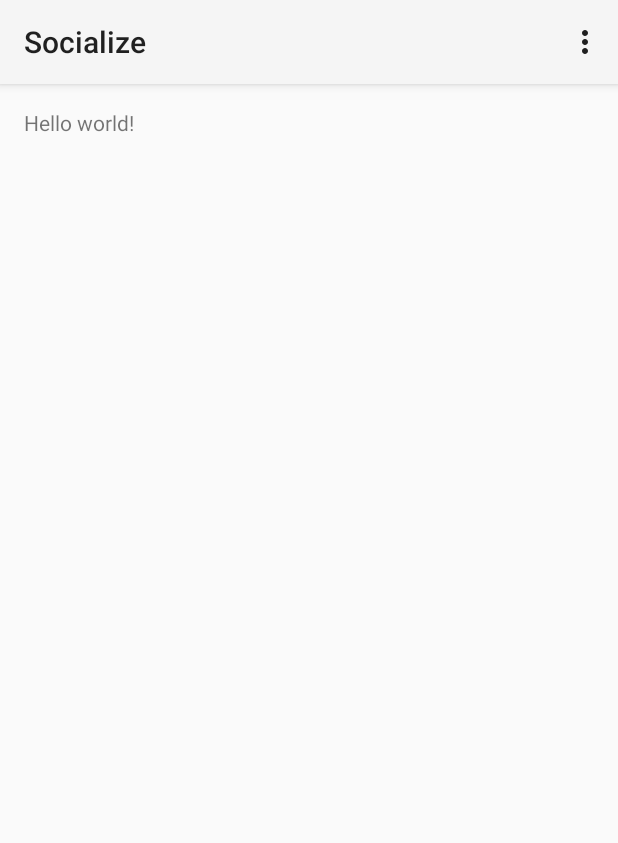
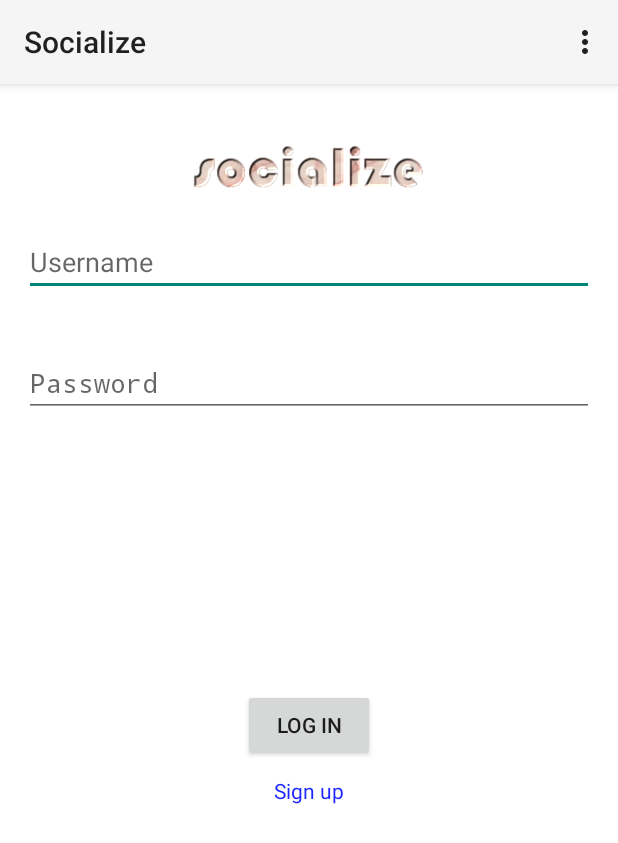
Before and after one commit to etheone/tdp028, an Android app: the screen it shows after launch (StartActivity), on a phone screen of 412 x 824 dp. Shown: the top 843 px of the screen. Run offline under Robolectric (Android 15) with nearby library versions, the phone set to English and light mode, and no system bars; libraries missing offline, so code that uses them is left out: com.parse; 2 statements that could not run were skipped.

Commit message:
Signup and Login working fairly well. TODO: Keyboard management and redirect to logged in state/activity when login/signup occurs

```diff
--- a/TDP028_2015/app/src/main/java/com/example/emil/socialize/StartActivity.java
+++ b/TDP028_2015/app/src/main/java/com/example/emil/socialize/StartActivity.java
@@ -2,21 +2,150 @@ package com.example.emil.socialize;
 
 import android.app.Activity;
 import android.os.Bundle;
+import android.util.Log;
 import android.view.Menu;
 import android.view.MenuItem;
+import android.view.View;
+import android.widget.Button;
+import android.widget.EditText;
+import android.widget.TextView;
+import android.widget.Toast;
 
-import com.parse.ParseObject;
+import com.parse.LogInCallback;
+import com.parse.ParseException;
+import com.parse.ParseUser;
+import com.parse.SignUpCallback;
 
-public class StartActivity extends Activity {
+import bolts.Task;
+
+public class StartActivity extends Activity implements View.OnClickListener {
+
+    EditText usernameField;
+    EditText passwordField;
+    EditText emailField;
+    EditText nameField;
+    Button signUpButton;
+    TextView changeMode;
+
+    Boolean signUpMode;
+
+    @Override
+    public void onClick(View v) {
+
+        if (v.getId() == R.id.changeMode) {
+
+            Log.i("AppInfo", "Changed mode");
+            if(signUpMode == true) {
+
+                signUpMode = false;
+                changeMode.setText("Sign up");
+                signUpButton.setText("Log in");
+                emailField.setVisibility(View.INVISIBLE);
+                nameField.setVisibility(View.INVISIBLE);
+
+
+            } else {
+                signUpMode = true;
+                changeMode.setText("Log in");
+                signUpButton.setText("Sign up");
+                emailField.setVisibility(View.VISIBLE);
+                nameField.setVisibility(View.VISIBLE);
+
+
+            }
+
+        }
+
+    }
+
+    public void signUpOrLogin(View view) {
+
+        Log.i("AppInfo", String.valueOf(usernameField.getText()));
+        Log.i("AppInfo", String.valueOf(passwordField.getText()));
+        Log.i("AppInfo", String.valueOf(nameField.getText()));
+        Log.i("AppInfo", String.valueOf(emailField.getText()));
+
+        if (signUpMode == true) {
+
+
+            ParseUser user = new ParseUser();
+            user.setUsername(String.valueOf(usernameField.getText()));
+            if (emailField.getText() != null) {
+
+                user.setEmail(String.valueOf(emailField.getText()));
+
+            }
+
+            if (nameField.getText() != null) {
+
+                user.put("name", String.valueOf(nameField.getText()));
+
+            }
+
+            user.setPassword(String.valueOf(passwordField.getText()));
+
+            user.signUpInBackground(new SignUpCallback() {
+                @Override
+                public void done(ParseException e) {
+                    if (e == null) {
+
+                        Log.i("AppInfo", "Signup successful");
+
+                    } else {
+
+                        //e.printStackTrace();
+                        Toast.makeText(getApplicationContext(), e.getMessage().substring(e.getMessage().indexOf(" ")), Toast.LENGTH_SHORT).show();
+                        Log.i("AppInfo", "Signup failed");
+                    }
+                }
+            });
+        } else {
+
+            ParseUser.logInInBackground(String.valueOf(usernameField.getText()), String.valueOf(passwordField.getText()), new LogInCallback() {
+                @Override
+                public void done(ParseUser user, ParseException e) {
+                    if(user != null) {
+
+                        Log.i("AppInfo", "Login successful");
+
+                    } else {
+
+                        Log.i("AppInfo", "Login failed");
+                        //e.printStackTrace();
+                        //TODO More informative error messages displayed to users.
+                        Toast.makeText(getApplicationContext(), e.getMessage(), Toast.LENGTH_SHORT).show();
+
+                    }
+                }
+            });
+
+        }
+
+    }
 
     @Override
     protected void onCreate(Bundle savedInstanceState) {
         super.onCreate(savedInstanceState);
-        setContentView(R.layout.activity_main);
+        setContentView(R.layout.activity_start);
 
         /*ParseObject testObject = new ParseObject("TestObject");
         testObject.put("foo", "bar");
         testObject.saveInBackground();*/
+
+        usernameField = (EditText) findViewById(R.id.username);
+        passwordField = (EditText) findViewById(R.id.password);
+        emailField = (EditText) findViewById(R.id.email);
+        nameField = (EditText) findViewById(R.id.name);
+        changeMode = (TextView) findViewById(R.id.changeMode);
+        signUpButton = (Button) findViewById(R.id.signup);
+        changeMode.setText("Sign up");
+        signUpButton.setText("Log in");
+        emailField.setVisibility(View.INVISIBLE);
+        nameField.setVisibility(View.INVISIBLE);
+        signUpMode = false;
+
+        changeMode.setOnClickListener(this);
+
     }
 
     @Override
@@ -40,4 +169,6 @@ public class StartActivity extends Activity {
 
         return super.onOptionsItemSelected(item);
     }
+
+
 }
--- a/TDP028_2015/app/src/main/res/layout/activity_main.xml
+++ /dev/null
@@ -1,11 +0,0 @@
-<RelativeLayout xmlns:android="http://schemas.android.com/apk/res/android"
-    xmlns:tools="http://schemas.android.com/tools" android:layout_width="match_parent"
-    android:layout_height="match_parent" android:paddingLeft="@dimen/activity_horizontal_margin"
-    android:paddingRight="@dimen/activity_horizontal_margin"
-    android:paddingTop="@dimen/activity_vertical_margin"
-    android:paddingBottom="@dimen/activity_vertical_margin" tools:context=".MainActivity">
-
-    <TextView android:text="@string/hello_world" android:layout_width="wrap_content"
-        android:layout_height="wrap_content" />
-
-</RelativeLayout>
--- /dev/null
+++ b/TDP028_2015/app/src/main/res/layout/activity_start.xml
@@ -0,0 +1,79 @@
+<RelativeLayout xmlns:android="http://schemas.android.com/apk/res/android"
+    xmlns:tools="http://schemas.android.com/tools" android:layout_width="match_parent"
+    android:layout_height="match_parent" android:paddingLeft="@dimen/activity_horizontal_margin"
+    android:paddingRight="@dimen/activity_horizontal_margin"
+    android:paddingTop="@dimen/activity_vertical_margin"
+    android:paddingBottom="@dimen/activity_vertical_margin" tools:context=".MainActivity"
+    android:background="#ffffff">
+
+    <ImageView
+        android:layout_width="300dp"
+        android:layout_height="80dp"
+        android:id="@+id/imageView"
+        android:layout_alignParentTop="true"
+        android:layout_centerHorizontal="true"
+        android:src="@drawable/socialize" />
+
+    <EditText
+        android:layout_width="match_parent"
+        android:layout_height="wrap_content"
+        android:id="@+id/username"
+        android:layout_below="@+id/imageView"
+        android:layout_centerHorizontal="true"
+        android:hint="Username" />
+
+    <EditText
+        android:layout_width="match_parent"
+        android:layout_height="wrap_content"
+        android:inputType="textPassword"
+        android:ems="10"
+        android:id="@+id/password"
+        android:layout_below="@+id/username"
+        android:layout_centerHorizontal="true"
+        android:layout_marginTop="35dp"
+        android:hint="Password" />
+
+    <EditText
+        android:layout_width="match_parent"
+        android:layout_height="wrap_content"
+        android:inputType="textPersonName"
+        android:ems="10"
+        android:id="@+id/name"
+        android:layout_below="@+id/password"
+        android:layout_centerHorizontal="true"
+        android:layout_marginTop="35dp"
+        android:hint="Name (Optional)"
+        android:longClickable="false" />
+
+    <EditText
+        android:layout_width="match_parent"
+        android:layout_height="wrap_content"
+        android:inputType="textEmailAddress"
+        android:ems="10"
+        android:id="@+id/email"
+        android:layout_below="@+id/name"
+        android:layout_centerHorizontal="true"
+        android:layout_marginTop="35dp"
+        android:hint="E-mail (Optional)" />
+
+    <Button
+        android:layout_width="wrap_content"
+        android:layout_height="wrap_content"
+        android:text="Sign up"
+        android:id="@+id/signup"
+        android:layout_centerHorizontal="true"
+        android:layout_marginTop="20dp"
+        android:layout_below="@+id/email"
+        android:onClick="signUpOrLogin" />
+
+    <TextView
+        android:layout_width="wrap_content"
+        android:layout_height="wrap_content"
+        android:text="Log In"
+        android:id="@+id/changeMode"
+        android:layout_centerHorizontal="true"
+        android:layout_marginTop="10dp"
+        android:layout_below="@+id/signup"
+        android:textColor="#1d27ff" />
+
+</RelativeLayout>
```
Also changed, not shown: TDP028_2015/app/src/main/res/drawable/socialize.png (added).
